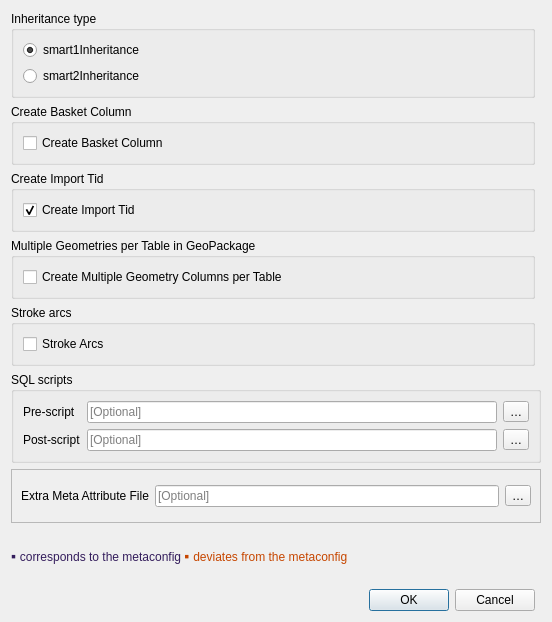
Above: QgisModelBaker/ui/ili2db_options.ui from opengisch/QgisModelBaker before the change. Below: the same form after it.
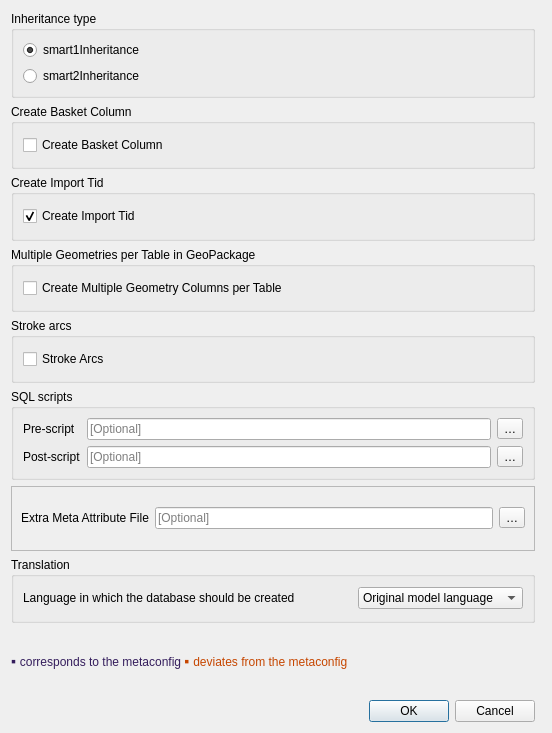
That is the form after the change.

Commit message: advanced option name lang to control --nameLang parameter for translationmodels

Patch:
```diff
--- a/QgisModelBaker/ui/ili2db_options.ui
+++ b/QgisModelBaker/ui/ili2db_options.ui
@@ -7,7 +7,7 @@
     <x>0</x>
     <y>0</y>
     <width>552</width>
-    <height>622</height>
+    <height>733</height>
    </rect>
   </property>
   <property name="windowTitle">
@@ -17,17 +17,7 @@
    <bool>true</bool>
   </property>
   <layout class="QGridLayout" name="gridLayout">
-   <item row="7" column="0">
-    <widget class="QLabel" name="metaconfig_info_label">
-     <property name="text">
-      <string>&lt;html&gt;&lt;head/&gt;&lt;body&gt;&lt;p&gt;&lt;span style=&quot; font-size:large; color:#341d5c;&quot;&gt;▪ &lt;/span&gt;&lt;span style=&quot; color:#341d5c;&quot;&gt;corresponds to the metaconfig &lt;/span&gt;&lt;span style=&quot; font-size:large; color:#c64600;&quot;&gt;▪ &lt;/span&gt;&lt;span style=&quot; color:#c64600;&quot;&gt;deviates from the metaconfig&lt;/span&gt;&lt;/p&gt;&lt;/body&gt;&lt;/html&gt;</string>
-     </property>
-     <property name="textFormat">
-      <enum>Qt::RichText</enum>
-     </property>
-    </widget>
-   </item>
-   <item row="2" column="0">
+   <item row="2" column="1">
     <widget class="QGroupBox" name="create_import_tid_groupbox">
      <property name="title">
       <string>Create Import Tid</string>
@@ -49,105 +39,26 @@
      </layout>
     </widget>
    </item>
-   <item row="1" column="0">
-    <widget class="QGroupBox" name="groupBox">
+   <item row="3" column="1">
+    <widget class="QGroupBox" name="create_gpkg_multigeom_groupbox">
      <property name="title">
-      <string>Create Basket Column</string>
+      <string>Multiple Geometries per Table in GeoPackage</string>
      </property>
-     <layout class="QGridLayout" name="gridLayout_3">
+     <layout class="QGridLayout" name="gridLayout_7">
       <item row="0" column="0">
-       <widget class="QCheckBox" name="create_basket_col_checkbox">
+       <widget class="QCheckBox" name="create_gpkg_multigeom_checkbox">
         <property name="toolTip">
          <string>&lt;html&gt;&lt;head/&gt;&lt;body&gt;&lt;p&gt;Creates a new column t_basket in class tables which references entries in the additional table t_ili2db_basket.&lt;/p&gt;&lt;p&gt;The T_basket column needs to be filled with the basket to which an object belongs.&lt;/p&gt;&lt;p&gt;&lt;span style=&quot; font-weight:600;&quot;&gt;Warning&lt;/span&gt;&lt;/p&gt;&lt;p&gt;If this option is enabled, it is required to make sure that this column is filled by the database, by default values on QGIS side or manually from the user.&lt;/p&gt;&lt;p&gt;If&lt;span style=&quot; font-style:italic;&quot;&gt; BASKET OID&lt;/span&gt; is defined in the model, it's required to use the basket handling in QGIS. This is currently not automatically detected by the Model Baker and needs to be assured by the user.&lt;/p&gt;&lt;/body&gt;&lt;/html&gt;</string>
         </property>
         <property name="text">
-         <string>Create Basket Column</string>
+         <string>Create Multiple Geometry Columns per Table</string>
         </property>
        </widget>
       </item>
      </layout>
     </widget>
    </item>
-   <item row="5" column="0" colspan="2">
-    <widget class="QGroupBox" name="groupBox_4">
-     <property name="title">
-      <string>SQL scripts</string>
-     </property>
-     <layout class="QGridLayout" name="gridLayout_6">
-      <item row="0" column="0">
-       <widget class="QLabel" name="pre_script_file_label">
-        <property name="toolTip">
-         <string>SQL script that runs before the (schema) import.</string>
-        </property>
-        <property name="text">
-         <string>Pre-script</string>
-        </property>
-       </widget>
-      </item>
-      <item row="0" column="1">
-       <widget class="QLineEdit" name="pre_script_file_line_edit">
-        <property name="toolTip">
-         <string>Choose optional (pre-script) SQL file</string>
-        </property>
-        <property name="placeholderText">
-         <string>[Optional]</string>
-        </property>
-       </widget>
-      </item>
-      <item row="0" column="2">
-       <widget class="QToolButton" name="pre_script_file_browse_button">
-        <property name="toolTip">
-         <string>Browse SQL files</string>
-        </property>
-        <property name="text">
-         <string>…</string>
-        </property>
-       </widget>
-      </item>
-      <item row="1" column="0">
-       <widget class="QLabel" name="post_script_file_label">
-        <property name="toolTip">
-         <string>SQL script that runs after the (schema) import.</string>
-        </property>
-        <property name="text">
-         <string>Post-script</string>
-        </property>
-       </widget>
-      </item>
-      <item row="1" column="1">
-       <widget class="QLineEdit" name="post_script_file_line_edit">
-        <property name="toolTip">
-         <string>Choose optional (post-script) SQL file</string>
-        </property>
-        <property name="placeholderText">
-         <string>[Optional]</string>
-        </property>
-       </widget>
-      </item>
-      <item row="1" column="2">
-       <widget class="QToolButton" name="post_script_file_browse_button">
-        <property name="toolTip">
-         <string>Browse SQL files</string>
-        </property>
-        <property name="text">
-         <string>…</string>
-        </property>
-       </widget>
-      </item>
-     </layout>
-    </widget>
-   </item>
-   <item row="8" column="0">
-    <widget class="QDialogButtonBox" name="buttonBox">
-     <property name="orientation">
-      <enum>Qt::Horizontal</enum>
-     </property>
-     <property name="standardButtons">
-      <set>QDialogButtonBox::Cancel|QDialogButtonBox::Ok</set>
-     </property>
-    </widget>
-   </item>
-   <item row="4" column="0">
+   <item row="4" column="1">
     <widget class="QGroupBox" name="groupBox_3">
      <property name="title">
       <string>Stroke arcs</string>
@@ -166,7 +77,7 @@
      </layout>
     </widget>
    </item>
-   <item row="6" column="0" colspan="2">
+   <item row="6" column="1">
     <widget class="QFrame" name="frame">
      <property name="frameShape">
       <enum>QFrame::StyledPanel</enum>
@@ -205,7 +116,26 @@
      </layout>
     </widget>
    </item>
-   <item row="0" column="0">
+   <item row="1" column="1">
+    <widget class="QGroupBox" name="groupBox">
+     <property name="title">
+      <string>Create Basket Column</string>
+     </property>
+     <layout class="QGridLayout" name="gridLayout_3">
+      <item row="0" column="0">
+       <widget class="QCheckBox" name="create_basket_col_checkbox">
+        <property name="toolTip">
+         <string>&lt;html&gt;&lt;head/&gt;&lt;body&gt;&lt;p&gt;Creates a new column t_basket in class tables which references entries in the additional table t_ili2db_basket.&lt;/p&gt;&lt;p&gt;The T_basket column needs to be filled with the basket to which an object belongs.&lt;/p&gt;&lt;p&gt;&lt;span style=&quot; font-weight:600;&quot;&gt;Warning&lt;/span&gt;&lt;/p&gt;&lt;p&gt;If this option is enabled, it is required to make sure that this column is filled by the database, by default values on QGIS side or manually from the user.&lt;/p&gt;&lt;p&gt;If&lt;span style=&quot; font-style:italic;&quot;&gt; BASKET OID&lt;/span&gt; is defined in the model, it's required to use the basket handling in QGIS. This is currently not automatically detected by the Model Baker and needs to be assured by the user.&lt;/p&gt;&lt;/body&gt;&lt;/html&gt;</string>
+        </property>
+        <property name="text">
+         <string>Create Basket Column</string>
+        </property>
+       </widget>
+      </item>
+     </layout>
+    </widget>
+   </item>
+   <item row="0" column="1">
     <widget class="QGroupBox" name="inheritance_group_box">
      <property name="title">
       <string>Inheritance type</string>
@@ -241,20 +171,146 @@
      </layout>
     </widget>
    </item>
-   <item row="3" column="0">
-    <widget class="QGroupBox" name="create_gpkg_multigeom_groupbox">
+   <item row="5" column="1">
+    <widget class="QGroupBox" name="groupBox_4">
      <property name="title">
-      <string>Multiple Geometries per Table in GeoPackage</string>
+      <string>SQL scripts</string>
      </property>
-     <layout class="QGridLayout" name="gridLayout_7">
+     <layout class="QGridLayout" name="gridLayout_6">
       <item row="0" column="0">
-       <widget class="QCheckBox" name="create_gpkg_multigeom_checkbox">
+       <widget class="QLabel" name="pre_script_file_label">
         <property name="toolTip">
          <string>&lt;html&gt;&lt;head/&gt;&lt;body&gt;&lt;p&gt;If the INTERLIS model has classes that contain &lt;span style=&quot; font-weight:600;&quot;&gt;multiple geometries&lt;/span&gt;, tables with multiple geometry columns can be created in &lt;span style=&quot; font-weight:600;&quot;&gt;GeoPackage&lt;/span&gt;.&lt;/p&gt;&lt;/body&gt;&lt;/html&gt;</string>
         </property>
         <property name="text">
-         <string>Create Multiple Geometry Columns per Table</string>
+         <string>Pre-script</string>
         </property>
+       </widget>
+      </item>
+      <item row="0" column="1">
+       <widget class="QLineEdit" name="pre_script_file_line_edit">
+        <property name="toolTip">
+         <string>Choose optional (pre-script) SQL file</string>
+        </property>
+        <property name="placeholderText">
+         <string>[Optional]</string>
+        </property>
+       </widget>
+      </item>
+      <item row="0" column="2">
+       <widget class="QToolButton" name="pre_script_file_browse_button">
+        <property name="toolTip">
+         <string>Browse SQL files</string>
+        </property>
+        <property name="text">
+         <string>…</string>
+        </property>
+       </widget>
+      </item>
+      <item row="1" column="0">
+       <widget class="QLabel" name="post_script_file_label">
+        <property name="toolTip">
+         <string>SQL script that runs after the (schema) import.</string>
+        </property>
+        <property name="text">
+         <string>Post-script</string>
+        </property>
+       </widget>
+      </item>
+      <item row="1" column="1">
+       <widget class="QLineEdit" name="post_script_file_line_edit">
+        <property name="toolTip">
+         <string>Choose optional (post-script) SQL file</string>
+        </property>
+        <property name="placeholderText">
+         <string>[Optional]</string>
+        </property>
+       </widget>
+      </item>
+      <item row="1" column="2">
+       <widget class="QToolButton" name="post_script_file_browse_button">
+        <property name="toolTip">
+         <string>Browse SQL files</string>
+        </property>
+        <property name="text">
+         <string>…</string>
+        </property>
+       </widget>
+      </item>
+     </layout>
+    </widget>
+   </item>
+   <item row="8" column="1" colspan="2">
+    <widget class="QLabel" name="metaconfig_info_label">
+     <property name="text">
+      <string>&lt;html&gt;&lt;head/&gt;&lt;body&gt;&lt;p&gt;&lt;span style=&quot; font-size:large; color:#341d5c;&quot;&gt;▪ &lt;/span&gt;&lt;span style=&quot; color:#341d5c;&quot;&gt;corresponds to the metaconfig &lt;/span&gt;&lt;span style=&quot; font-size:large; color:#c64600;&quot;&gt;▪ &lt;/span&gt;&lt;span style=&quot; color:#c64600;&quot;&gt;deviates from the metaconfig&lt;/span&gt;&lt;/p&gt;&lt;/body&gt;&lt;/html&gt;</string>
+     </property>
+     <property name="textFormat">
+      <enum>Qt::RichText</enum>
+     </property>
+    </widget>
+   </item>
+   <item row="9" column="1">
+    <widget class="QDialogButtonBox" name="buttonBox">
+     <property name="orientation">
+      <enum>Qt::Horizontal</enum>
+     </property>
+     <property name="standardButtons">
+      <set>QDialogButtonBox::Cancel|QDialogButtonBox::Ok</set>
+     </property>
+    </widget>
+   </item>
+   <item row="7" column="1">
+    <widget class="QGroupBox" name="translation_groupbox">
+     <property name="toolTip">
+      <string>&lt;html&gt;&lt;head/&gt;&lt;body&gt;&lt;p&gt;Using translation models (&lt;span style=&quot; font-family:'monospace';&quot;&gt;TRANSLATION OF&lt;/span&gt;), you can create the database in the target translation language. By default, the database is created in the original model’s language. This setting controls the &lt;span style=&quot; font-family:'monospace';&quot;&gt;ili2db&lt;/span&gt; parameter &lt;span style=&quot; font-family:'monospace';&quot;&gt;nameLang = &amp;quot;fr&amp;quot;&lt;/span&gt;.&lt;/p&gt;&lt;/body&gt;&lt;/html&gt;</string>
+     </property>
+     <property name="title">
+      <string>Translation</string>
+     </property>
+     <layout class="QGridLayout" name="gridLayout_8" columnstretch="0,0">
+      <item row="0" column="0">
+       <widget class="QLabel" name="namelang_label">
+        <property name="toolTip">
+         <string>Several translations of the INTERLIS model are implemented in the database schema (TRANSLATION OF).
+Select the language in which the QGIS project is to be set up.</string>
+        </property>
+        <property name="text">
+         <string>Language in which the database should be created</string>
+        </property>
+       </widget>
+      </item>
+      <item row="0" column="1">
+       <widget class="QComboBox" name="namelang_combo">
+        <property name="sizePolicy">
+         <sizepolicy hsizetype="Maximum" vsizetype="Fixed">
+          <horstretch>0</horstretch>
+          <verstretch>0</verstretch>
+         </sizepolicy>
+        </property>
+        <property name="sizeAdjustPolicy">
+         <enum>QComboBox::AdjustToContents</enum>
+        </property>
+        <item>
+         <property name="text">
+          <string>Original model language</string>
+         </property>
+        </item>
+        <item>
+         <property name="text">
+          <string>French</string>
+         </property>
+        </item>
+        <item>
+         <property name="text">
+          <string>German</string>
+         </property>
+        </item>
+        <item>
+         <property name="text">
+          <string>Italian</string>
+         </property>
+        </item>
        </widget>
       </item>
      </layout>
```
Left out of the diff: 4 changed lines with no effect on the pictures. The commit also changes 3 other files.
